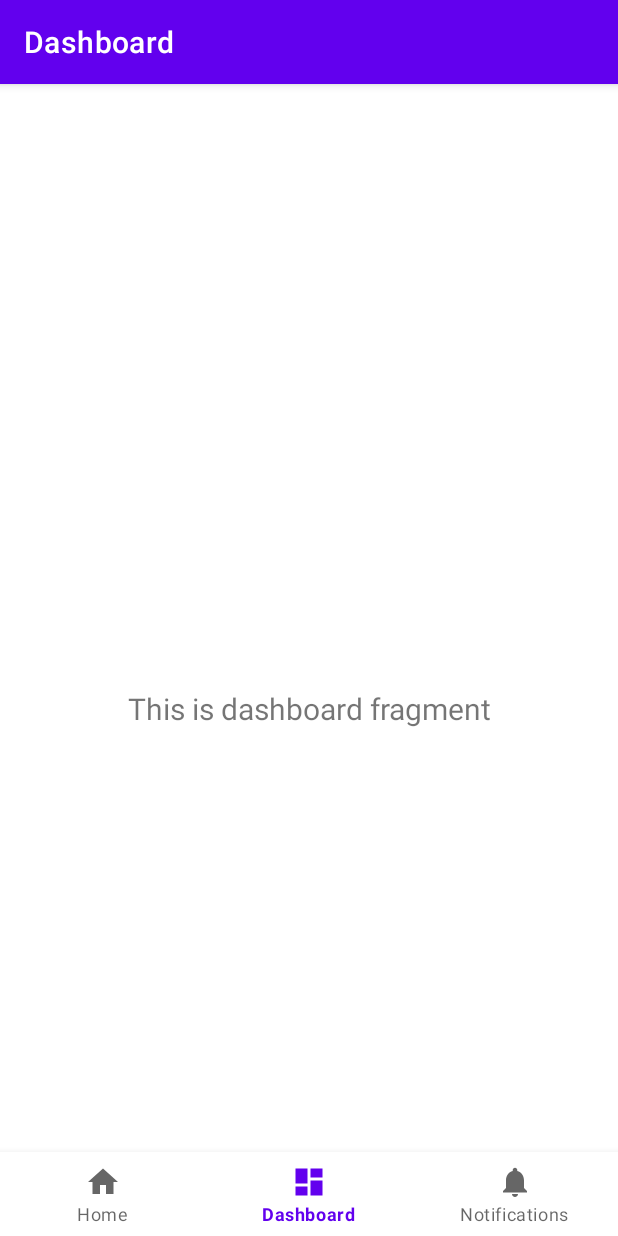
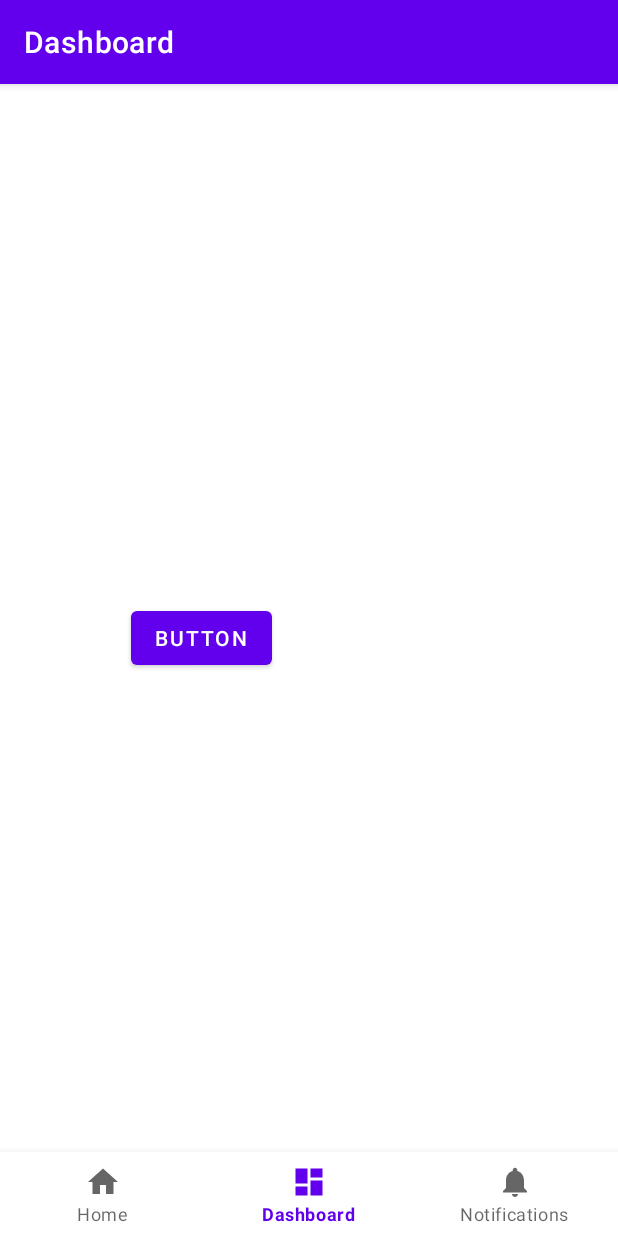
Before and after one commit to sanchousgoncharov/hakaton2, an Android app: the DashboardFragment screen opened through its navigation route, on a phone screen of 412 x 824 dp. Run offline under Robolectric (Android 15) with nearby library versions, the phone set to English and light mode, and no system bars; our stand-ins replace navigation-ui; 2 statements that could not run were skipped.

Commit message:
first update

```diff
--- a/app/src/main/res/layout/fragment_dashboard.xml
+++ b/app/src/main/res/layout/fragment_dashboard.xml
@@ -6,17 +6,15 @@
     android:layout_height="match_parent"
     tools:context=".ui.dashboard.DashboardFragment">
 
-    <TextView
-        android:id="@+id/text_dashboard"
-        android:layout_width="match_parent"
+    <Button
+        android:id="@+id/button"
+        android:layout_width="wrap_content"
         android:layout_height="wrap_content"
-        android:layout_marginStart="8dp"
-        android:layout_marginTop="8dp"
-        android:layout_marginEnd="8dp"
-        android:textAlignment="center"
-        android:textSize="20sp"
+        android:text="Button"
         app:layout_constraintBottom_toBottomOf="parent"
         app:layout_constraintEnd_toEndOf="parent"
+        app:layout_constraintHorizontal_bias="0.274"
         app:layout_constraintStart_toStartOf="parent"
-        app:layout_constraintTop_toTopOf="parent" />
+        app:layout_constraintTop_toTopOf="parent"
+        app:layout_constraintVertical_bias="0.436" />
 </androidx.constraintlayout.widget.ConstraintLayout>
```
